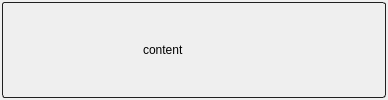
shotgunsoftware/tk-framework-widget, file python/browser_widget/resources/item.ui: the form before one commit.
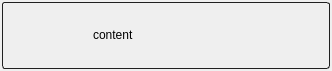
The form after the commit. Icons and pictures are not drawn. Custom widgets are drawn as their Qt base class.

Patch:
```diff
--- a/python/browser_widget/resources/item.ui
+++ b/python/browser_widget/resources/item.ui
@@ -6,8 +6,8 @@
    <rect>
     <x>0</x>
     <y>0</y>
-    <width>388</width>
-    <height>100</height>
+    <width>332</width>
+    <height>71</height>
    </rect>
   </property>
   <property name="windowTitle">
@@ -44,14 +44,14 @@
        <widget class="ThumbnailLabel" name="thumbnail">
         <property name="minimumSize">
          <size>
-          <width>130</width>
-          <height>90</height>
+          <width>80</width>
+          <height>55</height>
          </size>
         </property>
         <property name="maximumSize">
          <size>
-          <width>130</width>
-          <height>90</height>
+          <width>80</width>
+          <height>55</height>
          </size>
         </property>
         <property name="styleSheet">
```
